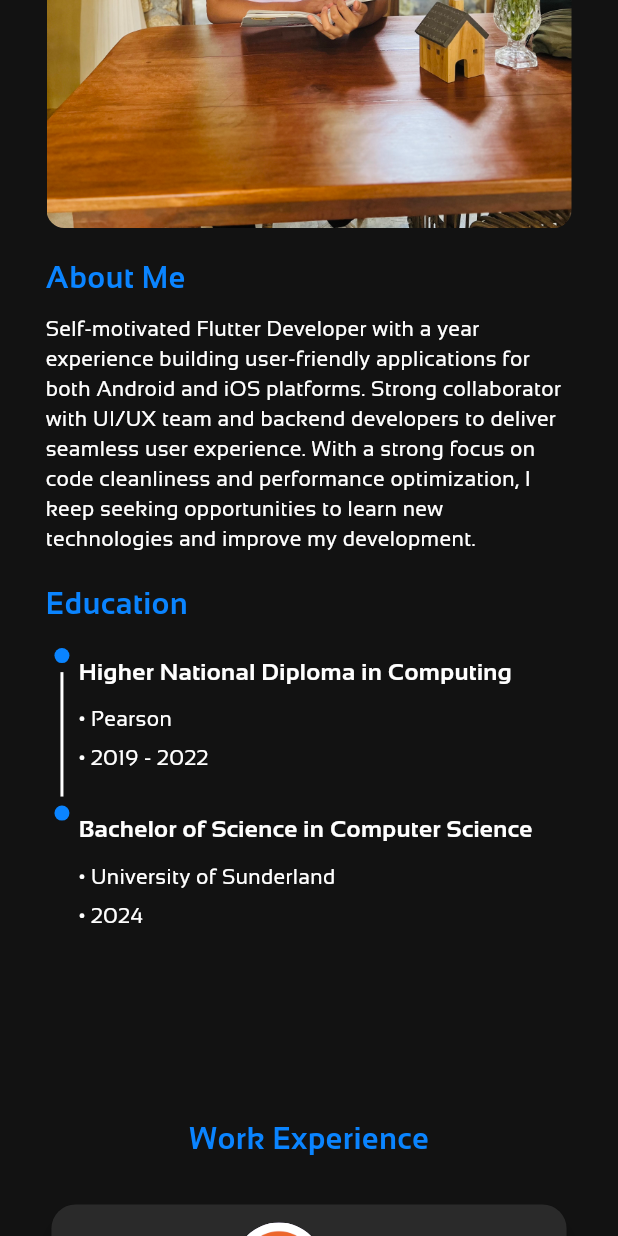
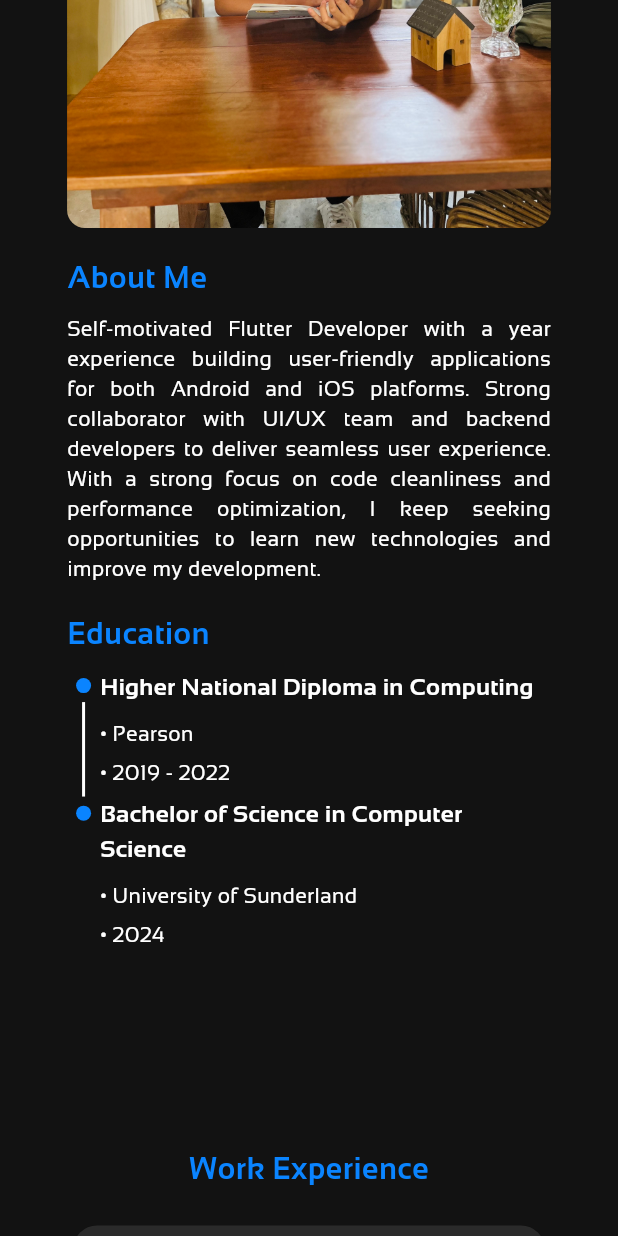
Before and after one commit to nashxHein2003/thurainhein.portfolio, a Flutter app: the screen it shows after launch, scrolled down 1152 dp, on a phone screen of 412 x 824 dp. Run offline on Flutter 3.47's test engine with Material 3 defaults, Android fonts, the phone set to English and light mode, and no system bars; drawn by our look-alikes of flip_card, timeline_tile; our stand-ins replace gap, responsive_framework.

Commit message:
added: more project and ui changes.'

```diff
--- a/lib/features/about/presentation/ui/about_view.dart
+++ b/lib/features/about/presentation/ui/about_view.dart
@@ -62,6 +62,7 @@ class AboutView extends StatelessWidget {
         const Gap(10),
         Text(
           "Self-motivated Flutter Developer with a year experience building user-friendly applications for both Android and iOS platforms. Strong collaborator with UI/UX team and backend developers to deliver seamless user experience. With a strong focus on code cleanliness and performance optimization, I keep seeking opportunities to learn new technologies and improve my development.",
+          textAlign: TextAlign.justify,
           style: Theme.of(context).textTheme.bodyMedium,
         ),
         const Gap(20),
@@ -116,9 +117,7 @@ class AboutView extends StatelessWidget {
         color: AppColor.kWhite,
         thickness: 2,
       ),
-      endChild: Padding(
-        padding: const EdgeInsets.symmetric(vertical: 10),
-        child: Column(
+      endChild: Column(
         crossAxisAlignment: CrossAxisAlignment.start,
         children: [
           Text(
@@ -145,7 +144,6 @@ class AboutView extends StatelessWidget {
           ),
         ],
       ),
-      ),
     );
   }
 }
--- /dev/null
+++ b/lib/features/experience/data/experience_data.dart
@@ -0,0 +1,34 @@
+import 'package:portfolio/features/experience/data/model/experience_model.dart';
+
+final List<ExperienceModel> projects = [
+  ExperienceModel(
+    name: "GX Market",
+    company: "By Grumman Investment Holdings Limited",
+    description:
+        "GX Market is a Flutter application built with Provider state management. It keeps users informed of the markets in real-time, enabling efficient and effective trading decisions.",
+    image: 'assets/images/logo.png',
+    tech: [
+      'assets/images/icons/flutter-icon.png',
+      'assets/images/icons/dart-icon.png'
+    ],
+    note: [
+      "Developed and deployed a secure, user-friendly Flutter app with user identification and profile data.",
+      "Enhanced features for Android and iOS to improve functionality and user experience.",
+      "Collaborated with UI/UX designers and backend developers.",
+      "Refactored code to improve readability, maintainability, and performance.",
+      "Deployed apps to Google Play Store and Apple App Store.",
+    ],
+  ),
+  ExperienceModel(
+    name: "SSID Application",
+    company: "By Grumman Investment Holdings Limited",
+    description:
+        "SSID application is a Flutter application that enables user to access multiple application with a single user id and passord.",
+    image: 'assets/images/icons/flutter-icon.png',
+    tech: [
+      'assets/images/icons/flutter-icon.png',
+      'assets/images/icons/dart-icon.png'
+    ],
+    note: [],
+  ),
+];
--- /dev/null
+++ b/lib/features/experience/data/model/experience_model.dart
@@ -0,0 +1,17 @@
+class ExperienceModel {
+  final String name;
+  final String company;
+  final String description;
+  final List<String> tech;
+  final String image;
+  final List<String>? note;
+
+  ExperienceModel({
+    required this.name,
+    required this.company,
+    required this.description,
+    required this.tech,
+    required this.image,
+    this.note,
+  });
+}
--- a/lib/features/experience/presentation/ui/experience_view.dart
+++ b/lib/features/experience/presentation/ui/experience_view.dart
@@ -1,4 +1,5 @@
 import 'package:flutter/material.dart';
+import 'package:portfolio/features/experience/data/experience_data.dart';
 import 'package:portfolio/features/experience/presentation/ui/widget/experience_card.dart';
 import 'package:responsive_framework/responsive_framework.dart';
 
@@ -10,7 +11,6 @@ class ExperienceView extends StatelessWidget {
     final screenWidth = MediaQuery.of(context).size.width;
     final isMobile = ResponsiveBreakpoints.of(context).isMobile;
 
-    // Card width: full on mobile, clamped on larger screens
     final cardWidth =
         isMobile ? screenWidth - 40 : (screenWidth / 3).clamp(250.0, 400.0);
 
@@ -30,10 +30,10 @@ class ExperienceView extends StatelessWidget {
               alignment: WrapAlignment.center,
               spacing: 20,
               runSpacing: 20,
-              children: List.generate(1, (index) {
+              children: List.generate(projects.length, (index) {
                 return SizedBox(
                   width: cardWidth,
-                  child: const ExperienceCard(),
+                  child: ExperienceCard(index: index),
                 );
               }),
             ),
--- a/lib/features/experience/presentation/ui/widget/experience_card.dart
+++ b/lib/features/experience/presentation/ui/widget/experience_card.dart
@@ -1,17 +1,19 @@
-import 'package:flip_card/flip_card.dart';
 import 'package:flutter/material.dart';
 import 'package:portfolio/core/theme/app_color.dart';
+import 'package:portfolio/features/experience/data/experience_data.dart';
+import 'package:portfolio/features/experience/data/model/experience_model.dart';
 
 class ExperienceCard extends StatelessWidget {
-  const ExperienceCard({super.key});
+  const ExperienceCard({super.key, required this.index});
+  final int index;
 
   @override
   Widget build(BuildContext context) {
     final screenWidth = MediaQuery.of(context).size.width;
     final isMobile = screenWidth < 600;
 
-    return FlipCard(
-      front: Card(
+    final project = projects.elementAt(index);
+    return Card(
       elevation: 6,
       color: AppColor.kCardBG,
       shape: RoundedRectangleBorder(
@@ -19,17 +21,20 @@ class ExperienceCard extends StatelessWidget {
       ),
       child: Padding(
         padding: EdgeInsets.all(isMobile ? 12 : 20),
+        child: SizedBox(
+          height: 250,
           child: Column(
             mainAxisSize: MainAxisSize.min,
             crossAxisAlignment: CrossAxisAlignment.start,
+            spacing: 12,
             children: [
-              isMobile ? _buildHeaderColumn(context) : _buildHeaderRow(context),
+              _buildHeaderRow(context, project),
               const SizedBox(height: 12),
               Text(
-                'GX Market is a Flutter application built with Provider state management. It keeps users informed of the markets in real-time, enabling efficient and effective trading decisions.',
+                project.description,
                 style: Theme.of(context).textTheme.bodyMedium,
               ),
-              const SizedBox(height: 12),
+              const Spacer(),
               Wrap(
                 spacing: 8,
                 runSpacing: 8,
@@ -38,71 +43,96 @@ class ExperienceCard extends StatelessWidget {
                   _buildTechChip(context, "Dart"),
                 ],
               ),
-              const SizedBox(height: 12),
-            ],
-          ),
-        ),
-      ),
-      back: Card(
-        elevation: 6,
-        color: AppColor.kCardBG,
-        shape: RoundedRectangleBorder(
-          borderRadius: BorderRadius.circular(16),
-        ),
-        child: Padding(
-          padding: EdgeInsets.all(isMobile ? 10 : 16),
-          child: Column(
-            mainAxisSize: MainAxisSize.min,
-            crossAxisAlignment: CrossAxisAlignment.start,
-            children: [
-              Text(
-                "What I did in this project:",
-                style: Theme.of(context).textTheme.bodyLarge,
-              ),
-              const SizedBox(height: 8),
-              ...[
-                "Developed and deployed a secure, user-friendly Flutter app with user identification and profile data.",
-                "Enhanced features for Android and iOS to improve functionality and user experience.",
-                "Collaborated with UI/UX designers and backend developers.",
-                "Refactored code to improve readability, maintainability, and performance.",
-                "Deployed apps to Google Play Store and Apple App Store.",
-              ].map(_buildBullet),
             ],
           ),
         ),
       ),
     );
+
+    // return FlipCard(
+    //   front: Card(
+    //     elevation: 6,
+    //     color: AppColor.kCardBG,
+    //     shape: RoundedRectangleBorder(
+    //       borderRadius: BorderRadius.circular(16),
+    //     ),
+    //     child: Padding(
+    //       padding: EdgeInsets.all(isMobile ? 12 : 20),
+    //       child: Column(
+    //         mainAxisSize: MainAxisSize.min,
+    //         crossAxisAlignment: CrossAxisAlignment.start,
+    //         spacing: 12,
+    //         children: [
+    //           _buildHeaderRow(context, project),
+    //           const SizedBox(height: 12),
+    //           Text(
+    //             project.description,
+    //             style: Theme.of(context).textTheme.bodyMedium,
+    //           ),
+    //           Wrap(
+    //             spacing: 8,
+    //             runSpacing: 8,
+    //             children: [
+    //               _buildTechChip(context, "Flutter"),
+    //               _buildTechChip(context, "Dart"),
+    //             ],
+    //           ),
+    //         ],
+    //       ),
+    //     ),
+    //   ),
+    //   back: SizedBox(),
+    //   back: Card(
+    //     elevation: 6,
+    //     color: AppColor.kCardBG,
+    //     shape: RoundedRectangleBorder(
+    //       borderRadius: BorderRadius.circular(16),
+    //     ),
+    //     child: Padding(
+    //       padding: EdgeInsets.all(isMobile ? 10 : 16),
+    //       child: Column(
+    //         mainAxisSize: MainAxisSize.min,
+    //         crossAxisAlignment: CrossAxisAlignment.start,
+    //         children: [
+    //           Text(
+    //             "What I did in this project:",
+    //             style: Theme.of(context).textTheme.bodyLarge,
+    //           ),
+    //           const SizedBox(height: 8),
+    //           ...[
+    //             "Developed and deployed a secure, user-friendly Flutter app with user identification and profile data.",
+    //             "Enhanced features for Android and iOS to improve functionality and user experience.",
+    //             "Collaborated with UI/UX designers and backend developers.",
+    //             "Refactored code to improve readability, maintainability, and performance.",
+    //             "Deployed apps to Google Play Store and Apple App Store.",
+    //           ].map(_buildBullet),
+    //         ],
+    //       ),
+    //     ),
+    //   ),
+    // );
   }
 
-  Widget _buildHeaderRow(BuildContext context) {
+  Widget _buildHeaderRow(BuildContext context, ExperienceModel project) {
     return Row(
+      spacing: 12,
       children: [
-        const CircleAvatar(
+        CircleAvatar(
           radius: 30,
-          backgroundImage: AssetImage('assets/images/logo.png'),
+          backgroundImage: AssetImage(project.image),
         ),
-        const SizedBox(width: 12),
-        Column(
+        Expanded(
+          child: Column(
             crossAxisAlignment: CrossAxisAlignment.start,
             children: [
-            Text("GX Market", style: Theme.of(context).textTheme.bodyLarge),
-            const Text("By Grumman Investment Holdings Limited"),
+              Text(project.name, style: Theme.of(context).textTheme.bodyLarge),
+              Text(
+                project.company,
+                softWrap: true,
+              ),
             ],
           ),
-      ],
-    );
-  }
-
-  Widget _buildHeaderColumn(BuildContext context) {
-    return Column(
-      children: [
-        const CircleAvatar(
-          radius: 30,
-          backgroundImage: AssetImage('assets/images/logo.png'),
         ),
-        const SizedBox(height: 8),
-        Text("GX Market", style: Theme.of(context).textTheme.bodyLarge),
-        const Text("By Grumman Investment Holdings Limited"),
       ],
     );
   }
@@ -121,21 +151,21 @@ class ExperienceCard extends StatelessWidget {
     );
   }
 
-  Widget _buildBullet(String text) {
-    return Padding(
-      padding: const EdgeInsets.symmetric(vertical: 4),
-      child: Row(
-        crossAxisAlignment: CrossAxisAlignment.start,
-        children: [
-          const Text("• ", style: TextStyle(color: Colors.white, fontSize: 16)),
-          Expanded(
-            child: Text(
-              text,
-              style: const TextStyle(color: Colors.white, fontSize: 14),
-            ),
-          ),
-        ],
-      ),
-    );
+  // Widget _buildBullet(String text) {
+  //   return Padding(
+  //     padding: const EdgeInsets.symmetric(vertical: 4),
+  //     child: Row(
+  //       crossAxisAlignment: CrossAxisAlignment.start,
+  //       children: [
+  //         const Text("• ", style: TextStyle(color: Colors.white, fontSize: 16)),
+  //         Expanded(
+  //           child: Text(
+  //             text,
+  //             style: const TextStyle(color: Colors.white, fontSize: 14),
+  //           ),
+  //         ),
+  //       ],
+  //     ),
+  //   );
+  // }
 }
-}
--- a/lib/features/home/presentation/ui/home_view.dart
+++ b/lib/features/home/presentation/ui/home_view.dart
@@ -3,7 +3,6 @@ import 'package:portfolio/features/about/presentation/ui/about_view.dart';
 import 'package:portfolio/features/experience/presentation/ui/experience_view.dart';
 import 'package:portfolio/features/project/presentation/ui/project_view.dart';
 import 'package:portfolio/features/welcome/presentation/ui/welcome_view.dart';
-import 'package:responsive_framework/responsive_framework.dart';
 
 class HomeView extends StatelessWidget {
   const HomeView({super.key});
@@ -11,22 +10,23 @@ class HomeView extends StatelessWidget {
   @override
   Widget build(BuildContext context) {
     final screenWidth = MediaQuery.of(context).size.width;
-    double contentWidth;
-    if (ResponsiveBreakpoints.of(context).isDesktop) {
-      contentWidth = 1000;
-    } else if (ResponsiveBreakpoints.of(context).isTablet) {
-      contentWidth = 800;
-    } else {
-      contentWidth = screenWidth * 0.95;
-    }
+    // double contentWidth;
+    // if (ResponsiveBreakpoints.of(context).isDesktop) {
+    //   contentWidth = 1000;
+    // } else if (ResponsiveBreakpoints.of(context).isTablet) {
+    //   contentWidth = 800;
+    // } else {
+    //   contentWidth = screenWidth * 0.95;
+    // }
 
     return Scaffold(
       body: SingleChildScrollView(
         child: Padding(
-          padding: const EdgeInsets.symmetric(vertical: 20),
+          padding: EdgeInsets.symmetric(
+              vertical: 20, horizontal: screenWidth * 0.06),
           child: Center(
-            child: ConstrainedBox(
-              constraints: BoxConstraints(maxWidth: contentWidth),
+            child: SizedBox(
+              width: screenWidth,
               child: Column(
                 crossAxisAlignment: CrossAxisAlignment.start,
                 spacing: 20,
--- a/lib/features/project/data/model/project_model.dart
+++ b/lib/features/project/data/model/project_model.dart
@@ -24,6 +24,8 @@ class ProjectModel {
   final bool isPublished;
   final List<String> host;
   final String image;
+  final bool isVisibleRepo;
+  final String repoLink;
 
   ProjectModel({
     required this.name,
@@ -33,5 +35,7 @@ class ProjectModel {
     required this.isPublished,
     required this.host,
     required this.image,
+    required this.isVisibleRepo,
+    required this.repoLink,
   });
 }
--- a/pubspec.yaml
+++ b/pubspec.yaml
@@ -74,6 +74,7 @@ flutter:
     - assets/images/icons/dart-icon.png
     - assets/images/icons/react-icon.jpg
     - assets/images/icons/java-icon.png
+    - assets/images/icons/riverpod-icon.png
 
   # An image asset can refer to one or more resolution-specific "variants", see
   # https://flutter.dev/to/resolution-aware-images
```
Also changed, not shown: lib/features/project/data/project_data.dart (+26 -0 lines), lib/features/project/presentation/ui/project_view.dart (+5 -7 lines), lib/features/project/presentation/ui/widget/project_card.dart (+22 -6 lines), assets/images/icons/riverpod-icon.png (added). Lines whose indentation alone changed are shown as unchanged.
